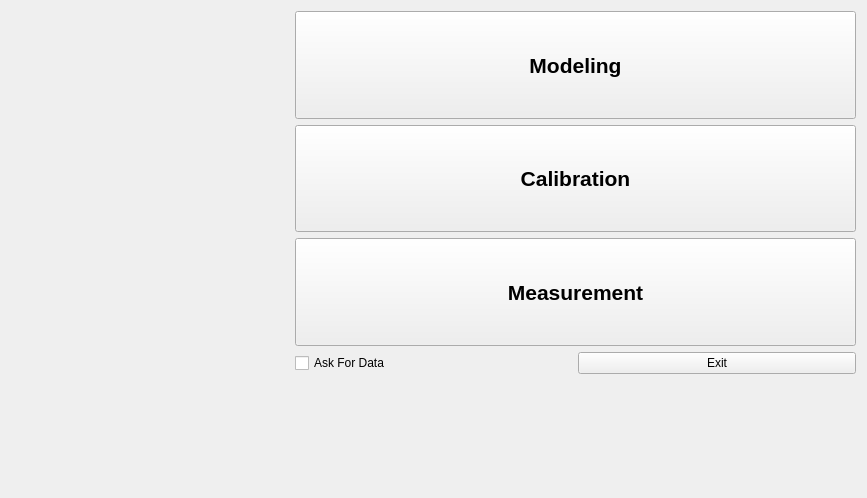
This is dialog.ui in Abbath/P as Qt 5 draws it before an edit. The edited form follows.
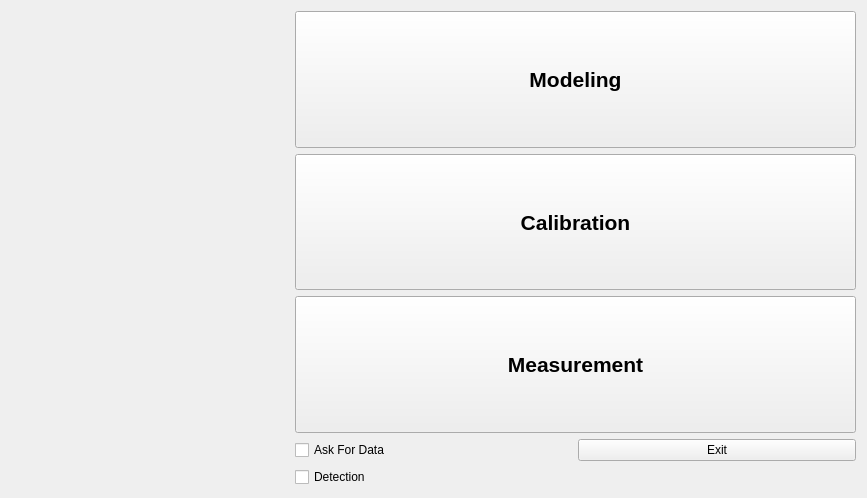
This is the edited form. Icons and pictures are not drawn.

What changed in the file:
```diff
--- a/dialog.ui
+++ b/dialog.ui
@@ -104,6 +104,13 @@
      </property>
     </widget>
    </item>
+   <item row="4" column="1">
+    <widget class="QCheckBox" name="checkBox_2">
+     <property name="text">
+      <string>Detection</string>
+     </property>
+    </widget>
+   </item>
   </layout>
  </widget>
  <resources/>
```
